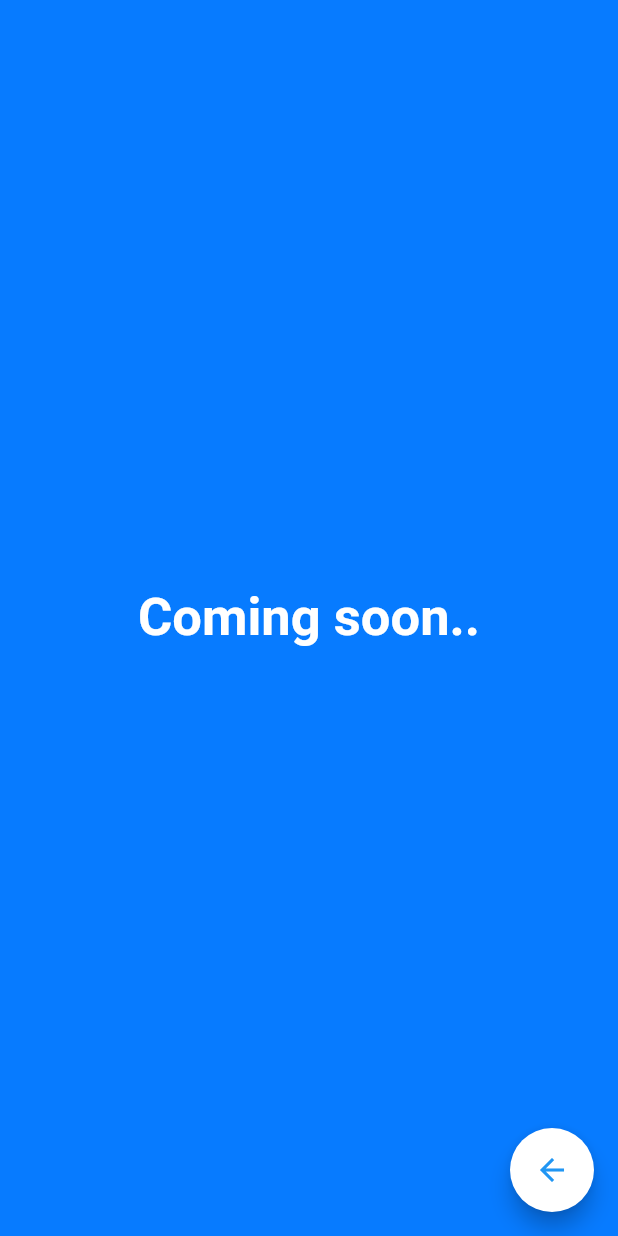
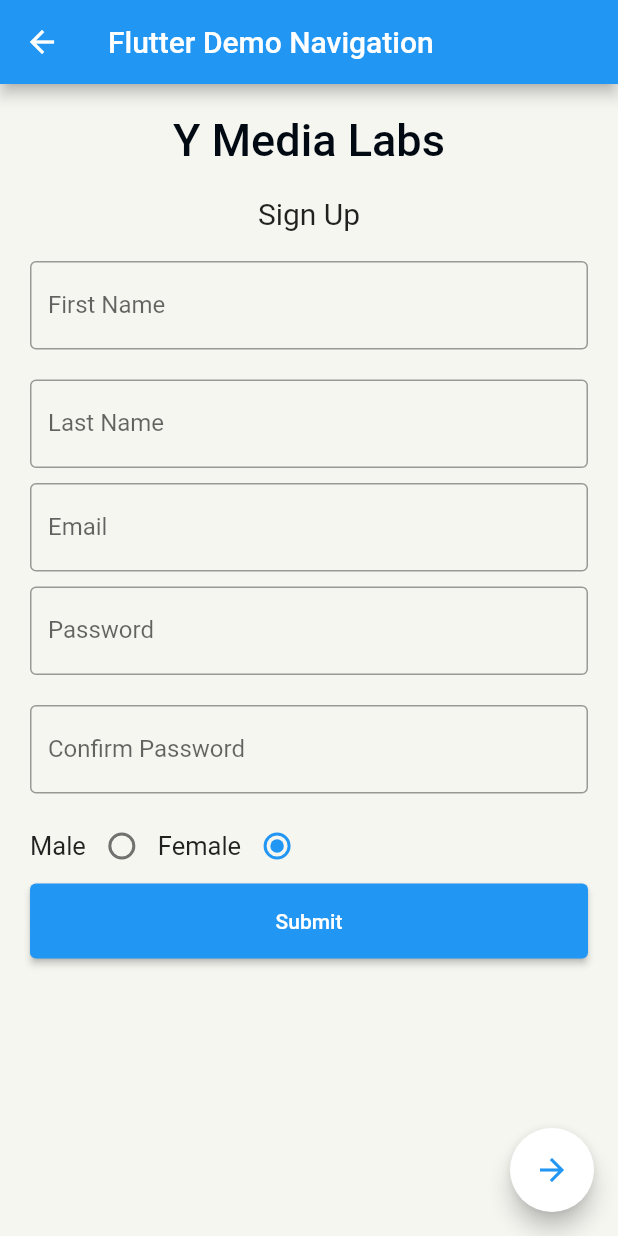
Before and after one commit to PrateekYML/FlutterDemoApp, a Flutter app: the screen it shows after launch, after a tap on the "arrow forward" icon, on a phone screen of 412 x 824 dp. Run offline on Flutter 3.47's test engine with Material 2 defaults, Android fonts, the phone set to English and light mode, and no system bars; our stand-ins replace fluttertoast.

Commit message:
SIgnup Changes

```diff
--- a/simple_navigation/lib/DashboardViewController.dart
+++ /dev/null
@@ -1,29 +0,0 @@
-import 'package:flutter/material.dart';
-
-class DashboardViewController extends StatelessWidget {
-  @override
-  Widget build(BuildContext context) => Scaffold(
-    backgroundColor: Color.fromARGB(255, 7, 123, 255),
-    floatingActionButton: FloatingActionButton(
-      onPressed: (){
-        Navigator.pop(context);
-      },
-      tooltip:'Next Page',
-      child: IconTheme(
-        data: new IconThemeData(
-          color: Colors.blue,
-        ),
-        child: new Icon(Icons.arrow_back),
-      ),
-      backgroundColor: Colors.white,
-    ),
-    body: Container(
-      child: Center(
-        child: Text(
-            'Coming soon..',
-            style: TextStyle(fontSize: 35.0, fontWeight: FontWeight.bold, color: Colors.white ),
-        ),
-      )
-    ),
-  );
-}
--- a/simple_navigation/lib/HomeViewController.dart
+++ b/simple_navigation/lib/HomeViewController.dart
@@ -1,5 +1,5 @@
 import 'package:flutter/material.dart';
-import 'package:simple_navigation/DashboardViewController.dart';
+import 'package:simple_navigation/SignupViewController.dart';
 import 'package:simple_navigation/HomeScreen.dart';
 import 'package:fluttertoast/fluttertoast.dart';
 
@@ -20,7 +20,7 @@ class HomeViewControllerState extends State<HomeViewController>  {
     floatingActionButton: FloatingActionButton(
       onPressed: (){
         Navigator.push(context, new MaterialPageRoute(
-          builder: (context) => DashboardViewController()
+          builder: (context) =>     SignupViewController()
         ));
       },
       tooltip:'Next Page',
--- /dev/null
+++ b/simple_navigation/lib/SignupViewController.dart
@@ -0,0 +1,175 @@
+import 'package:flutter/material.dart';
+
+
+class SignupViewController extends StatefulWidget {
+  const SignupViewController({Key? key}) : super(key: key);
+  @override
+  State<SignupViewController> createState() =>  SignupViewControllerState();
+}
+
+    int _selected = 0;
+
+class SignupViewControllerState extends State<SignupViewController>  {
+
+void onChanged(int value) {
+    setState((){
+      _selected = value;
+    });
+
+    print('Value = $value');
+  }
+
+  @override
+  Widget build(BuildContext context) => Scaffold(
+
+
+
+    //Grid, tab bar, pass data from sig up
+     appBar: AppBar(
+        title: Text('Flutter Demo Navigation'),
+      ),
+    backgroundColor: Color.fromARGB(255, 246, 246, 241),
+    floatingActionButton: FloatingActionButton(
+      onPressed: (){
+        Navigator.push(context, new MaterialPageRoute(
+          builder: (context) => SignupViewController()
+        ));
+      },
+      tooltip:'Next Page',
+      child: IconTheme(
+        data: new IconThemeData(
+          color: Colors.blue,
+        ),
+        child: new Icon(Icons.arrow_forward),
+      ),
+      backgroundColor: Colors.white,
+    ),
+    body: Container(
+      constraints: BoxConstraints.expand(),
+
+      alignment: Alignment.center,
+      padding: EdgeInsets.all(10),
+      child: ListView(
+          children: <Widget>[
+            Container(
+                alignment: Alignment.center,
+                padding: const EdgeInsets.all(10),
+                child: const Text(
+                  'Y Media Labs',
+                  style: TextStyle(
+                      color: Color.fromARGB(255, 1, 10, 18),
+                      fontWeight: FontWeight.w500,
+                      fontSize: 30),
+                )),
+            Container(
+                alignment: Alignment.center,
+                padding: const EdgeInsets.all(10),
+                child: const Text(
+                  'Sign Up',
+                  style: TextStyle(fontSize: 20),
+                )),
+            Container(
+              padding: const EdgeInsets.all(10),
+              child: TextField(
+                decoration: const InputDecoration(
+                  border: OutlineInputBorder(),
+                  labelText: 'First Name',
+                ),
+              ),
+            ),
+            Container(
+              padding: const EdgeInsets.fromLTRB(10, 10, 10, 0),
+              child: TextField(
+                obscureText: true,
+                decoration: const InputDecoration(
+                  border: OutlineInputBorder(),
+                  labelText: 'Last Name',
+                ),
+              ),
+            ),
+            Container(
+              padding: const EdgeInsets.fromLTRB(10, 10, 10, 0),
+              child: TextField(
+                obscureText: true,
+                decoration: const InputDecoration(
+                  border: OutlineInputBorder(),
+                  labelText: 'Email',
+                ),
+              ),
+            ),
+            Container(
+              padding: const EdgeInsets.all(10),
+              child: TextField(
+                decoration: const InputDecoration(
+                  border: OutlineInputBorder(),
+                  labelText: 'Password',
+                ),
+              ),
+            ),
+            Container(
+
+              padding: const EdgeInsets.all(10),
+              child: TextField(
+                decoration: const InputDecoration(
+                  border: OutlineInputBorder(),
+                  labelText: 'Confirm Password',
+                ),
+              ),
+            ),
+            Container(
+                    height: 50,
+                    padding: const EdgeInsets.fromLTRB(10, 0, 10, 0),
+                    child:            Row(
+              children: [
+               const Text(
+            'Male',
+      style: TextStyle(fontSize: 17.0),
+    ),
+            Radio(
+            value: 1,
+            groupValue: _selected,
+           onChanged: (val) {
+        setState(() {
+
+
+        });
+
+      },
+
+    ),
+              const Text(
+            'Female',
+      style: TextStyle(fontSize: 17.0),
+    ),
+    Radio(
+      value: 2,
+      groupValue: 2,
+      onChanged: (val) {
+        setState(() {
+
+
+        });
+
+      },
+
+    ),
+    // more widgets ...
+  ]
+            ),
+
+            ),
+            Container(
+                height: 50,
+                padding: const EdgeInsets.fromLTRB(10, 0, 10, 0),
+                child: ElevatedButton(
+                  child: const Text('Submit'),
+                  onPressed: () {
+
+                  },
+                )
+            ),
+          ],
+        )
+    ),
+  );
+}
```
Also changed, not shown: 1 other file.
